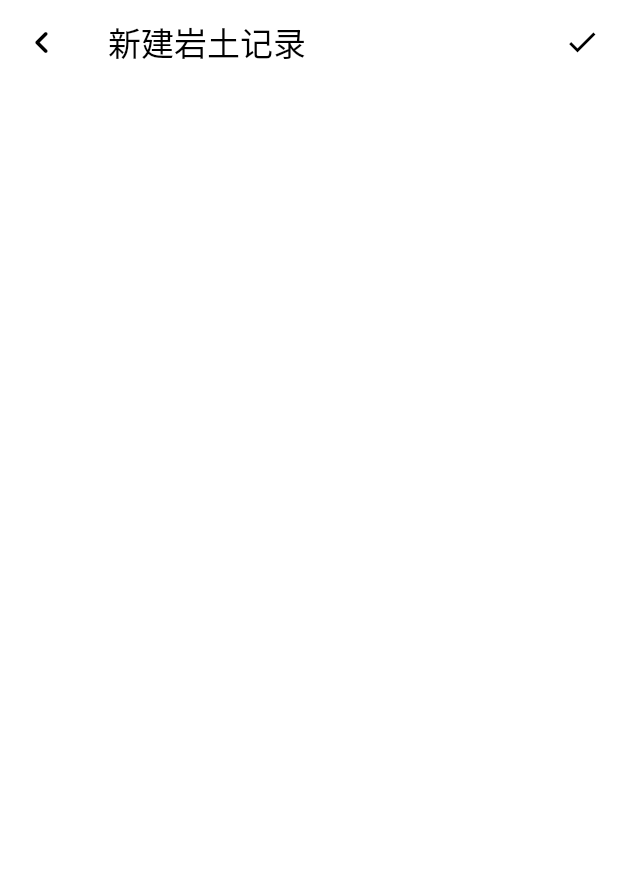
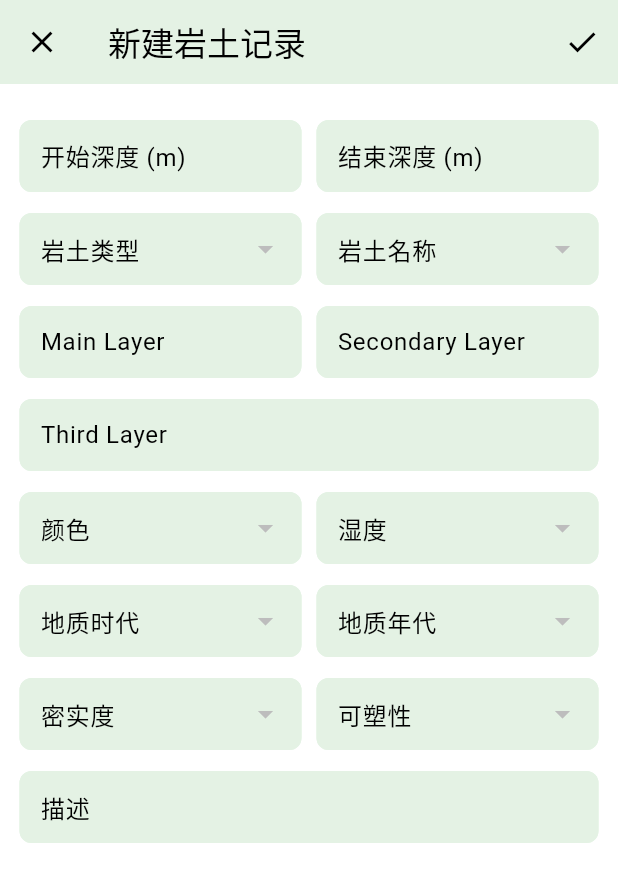
Before and after one commit to RiverTwilight/DrillMate, a Flutter app: the NewRockRecordPage screen opened directly, on a phone screen of 412 x 824 dp. Shown: the top 882 px of the screen. Run offline on Flutter 3.47's test engine with Material 2 defaults, Android fonts, the phone set to English and light mode, and no system bars; drawn by our look-alikes of dynamic_color; our stand-ins replace audioplayers, camera, file_picker, flutter_local_notifications, flutter_markdown, flutter_riverpod and 17 more; missing offline and left inert: dart:ffi, flutter_inappwebview, in_app_purchase_storekit, share_handler, timeline_list; accounts and stored records are empty; generated files the repository leaves out were written again.

Commit message:
feat: rock record type

```diff
--- a/lib/pages/new_rock_record_page.dart
+++ b/lib/pages/new_rock_record_page.dart
@@ -1,7 +1,6 @@
 import 'package:flutter/material.dart';
+import 'package:hgeology_app/models/rock_record.dart';
 import 'package:share_handler/share_handler.dart';
-import 'package:hgeology_app/constants.dart';
-import 'package:hgeology_app/pages/home_page.dart';
 import 'package:flutter_riverpod/flutter_riverpod.dart';
 import 'package:hgeology_app/pages/store/store_page.dart';
 import 'package:hgeology_app/provider/data_provider.dart';
@@ -26,8 +25,6 @@ class NewRockRecordPage extends ConsumerStatefulWidget {
 }
 
 class _NewRockRecordPageState extends ConsumerState<NewRockRecordPage> {
-  bool _isProcessing = false;
-  String? _errorText;
   final GlobalKey<FormState> _formKey = GlobalKey<FormState>();
 
   @override
@@ -35,53 +32,59 @@ class _NewRockRecordPageState extends ConsumerState<NewRockRecordPage> {
     super.initState();
   }
 
-  void _showSuccessSnackbar() async {
-    ScaffoldMessenger.of(context).showSnackBar(
-      SnackBar(
-        content: Text(
-          t.newMediaPage.finishImport,
-          style: const TextStyle(fontSize: 16),
-        ),
-        duration: const Duration(seconds: 2),
-        behavior: SnackBarBehavior.floating,
-        shape: RoundedRectangleBorder(
-          borderRadius: BorderRadius.circular(12),
-        ),
-        action: SnackBarAction(
-          label: t.general.view,
-          onPressed: () {
-            Navigator.push(
-              context,
-              MaterialPageRoute(
-                builder: (context) => const HomePage(),
-              ),
-            );
-          },
-        ),
-      ),
+  void _saveForm() {
+    final form = _formKey.currentState;
+    if (form != null && form.validate()) {
+      form.save();
+      // Now _standardStrata is filled with the form data
+      // You can handle the form submission here
+    }
+  }
+
+  Widget _buildNumberTextField(String label) {
+    return TextFormField(
+      decoration: InputDecoration(labelText: label),
+      keyboardType: TextInputType.number,
+      // Add validation and saving logic
+    );
+  }
+
+  Widget _buildStringTextField(String label) {
+    return TextFormField(
+      decoration: InputDecoration(labelText: label),
+      // Add validation and saving logic
+    );
+  }
+
+  Widget _buildOptionField(String label) {
+    // Assuming dropdown or similar widget
+    return DropdownButtonFormField<String>(
+      decoration: InputDecoration(labelText: label),
+      items: [], // Add items here
+      onChanged: (String? newValue) {
+        // Handle change
+      },
     );
   }
 
   @override
   Widget build(BuildContext context) {
     return DefaultTabController(
-      length: 2, // Number of tabs
+      length: 2,
       child: Scaffold(
         resizeToAvoidBottomInset: true,
         appBar: AppBar(
-          leading: const LeadingBackButton(),
+          leading: IconButton(
+            icon: const Icon(Icons.close),
+            onPressed: () {
+              Navigator.of(context).pop();
+            },
+          ),
           title: Text("新建岩土记录"),
           elevation: 0.0,
-          backgroundColor: Theme.of(context).canvasColor,
+          backgroundColor: Theme.of(context).colorScheme.secondaryContainer,
           actions: [
-            IconButton(
-                onPressed: () {
-                  if (_formKey.currentState!.validate()) {
-                    _formKey.currentState!.save();
-                    // Handle form submission
-                  }
-                },
-                icon: Icon(Icons.check))
+            IconButton(onPressed: _saveForm, icon: const Icon(Icons.check))
           ],
         ),
         body: Padding(
@@ -89,7 +92,76 @@ class _NewRockRecordPageState extends ConsumerState<NewRockRecordPage> {
           child: Form(
             key: _formKey,
             child: ListView(
-              children: [],
+              children: <Widget>[
+                const SizedBox(
+                  height: 18,
+                ),
+                Row(
+                  children: <Widget>[
+                    Expanded(child: _buildNumberTextField('开始深度 (m)')),
+                    SizedBox(width: 10),
+                    Expanded(child: _buildNumberTextField('结束深度 (m)')),
+                  ],
+                ),
+                const SizedBox(
+                  height: 14,
+                ),
+                Row(
+                  children: <Widget>[
+                    Expanded(child: _buildOptionField('岩土类型')),
+                    SizedBox(width: 10),
+                    Expanded(child: _buildOptionField('岩土名称')),
+                  ],
+                ),
+                const SizedBox(
+                  height: 14,
+                ),
+                Row(
+                  children: <Widget>[
+                    Expanded(child: _buildStringTextField('Main Layer')),
+                    const SizedBox(width: 10),
+                    Expanded(child: _buildStringTextField('Secondary Layer')),
+                  ],
+                ),
+                const SizedBox(
+                  height: 14,
+                ),
+                _buildStringTextField('Third Layer'),
+                const SizedBox(
+                  height: 14,
+                ),
+                Row(
+                  children: <Widget>[
+                    Expanded(child: _buildOptionField('颜色')),
+                    const SizedBox(width: 10),
+                    Expanded(child: _buildOptionField('湿度')),
+                  ],
+                ),
+                const SizedBox(
+                  height: 14,
+                ),
+                Row(
+                  children: <Widget>[
+                    Expanded(child: _buildOptionField('地质时代')),
+                    const SizedBox(width: 10),
+                    Expanded(child: _buildOptionField('地质年代')),
+                  ],
+                ),
+                const SizedBox(
+                  height: 14,
+                ),
+                Row(
+                  children: <Widget>[
+                    Expanded(child: _buildOptionField('密实度')),
+                    const SizedBox(width: 10),
+                    Expanded(child: _buildOptionField('可塑性')),
+                  ],
+                ),
+                const SizedBox(
+                  height: 14,
+                ),
+                _buildStringTextField('描述'),
+              ],
             ),
           ),
         ),
--- a/lib/pages/project_detail_page.dart
+++ b/lib/pages/project_detail_page.dart
@@ -4,6 +4,7 @@ import 'package:flutter/material.dart';
 import 'package:hgeology_app/models/project.dart';
 import 'package:hgeology_app/pages/new_back_ruler_page.dart';
 import 'package:hgeology_app/pages/new_live_shot_page.dart';
+import 'package:hgeology_app/pages/new_rock_record_page.dart';
 import 'package:hgeology_app/pages/new_sample_record_page.dart';
 import 'package:hgeology_app/pages/new_water_level_record_page.dart';
 import 'package:hgeology_app/services/project_service.dart';
@@ -156,7 +157,7 @@ class _ProjectDetailPageState extends ConsumerState<ProjectDetailPage> {
                           Navigator.push(
                             context,
                             MaterialPageRoute(
-                              builder: (context) => const NewSampleRecordPage(),
+                              builder: (context) => const NewRockRecordPage(),
                             ),
                           );
                           break;
```
Also changed, not shown: lib/models/rock_record.dart (+47 -0 lines).
